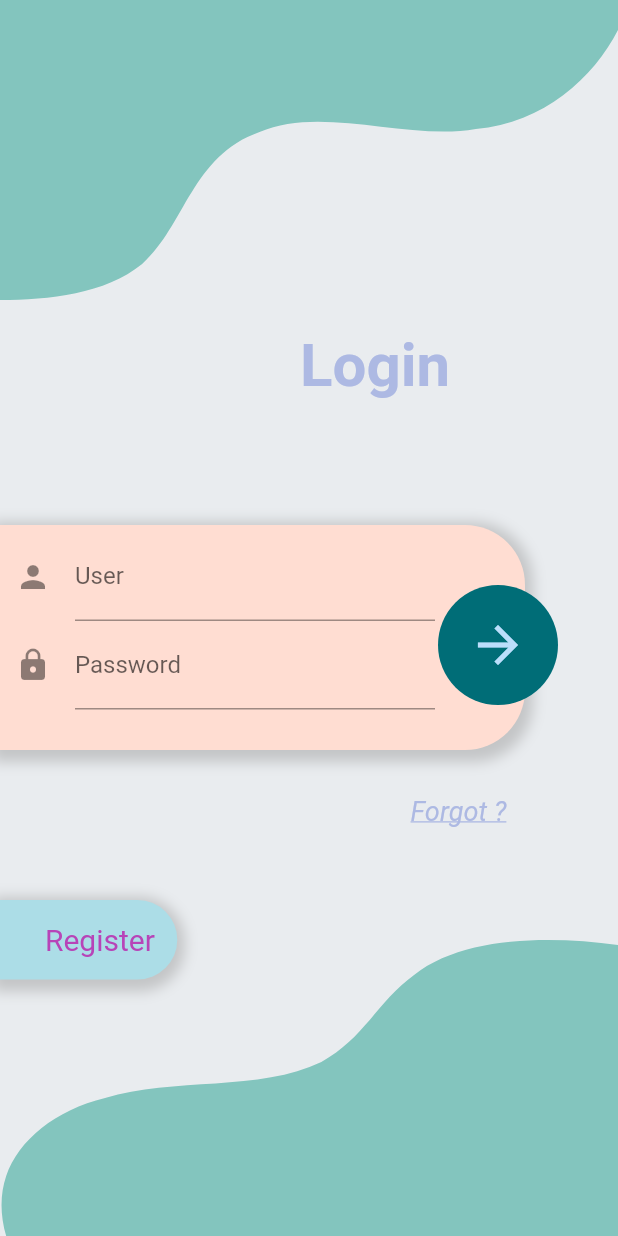
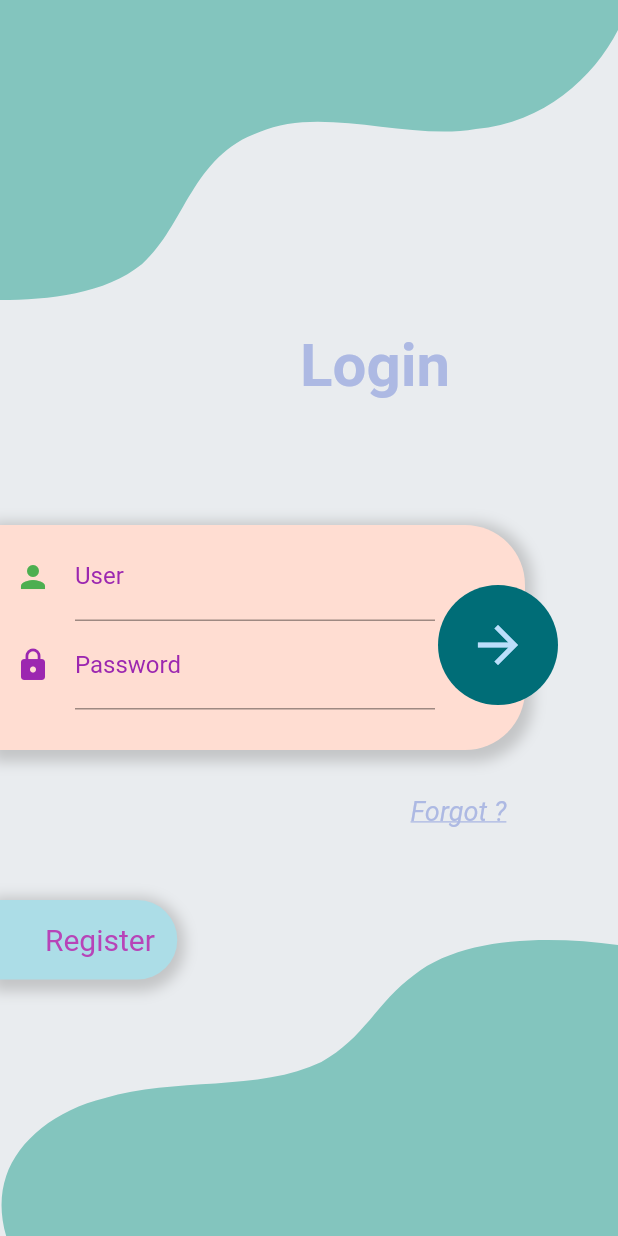
Before and after one commit to goby33/trivial_pursuit_tristan_six_martin_gobert, a Flutter app: the screen it shows after launch, on a phone screen of 412 x 824 dp. Run offline on Flutter 3.47's test engine with Material 2 defaults, Android fonts, the phone set to English and light mode, and no system bars; our stand-ins replace get, get_storage, go_router.

Commit message:
feat(page): add constant

```diff
--- a/lib/theme/my_theme.dart
+++ b/lib/theme/my_theme.dart
@@ -5,12 +5,27 @@ class MyTheme {
     backgroundColor: Colors.black,
     primaryColor: Color.fromRGBO(131, 197, 190, 1),
     visualDensity: VisualDensity.adaptivePlatformDensity,
+    textSelectionTheme: TextSelectionThemeData(
+      cursorColor: Colors.red,
+      selectionColor: Colors.cyan
+    ),
+    inputDecorationTheme: InputDecorationTheme(
+      focusedBorder: UnderlineInputBorder(
+        borderSide: BorderSide(color: Colors.red),
+      ),
+      labelStyle: TextStyle(color: Colors.purple),
+      iconColor: Colors.purple,
+      focusColor: Colors.red,
+    ),
     textTheme: const TextTheme(
       headline1: TextStyle(
           fontSize: 20, fontWeight: FontWeight.bold, color: Colors.grey),
       headline2: TextStyle(color: Colors.deepPurpleAccent),
       bodyText2: TextStyle(color: Colors.deepPurpleAccent),
-      subtitle1: TextStyle(color: Colors.pinkAccent),
+      //Text input
+      subtitle1: TextStyle(
+        color: Color.fromRGBO(96, 171, 120, 1),
+      ),
     ),
   );
   static final dark = ThemeData.dark().copyWith(
--- a/lib/ui/pages/login/widgets/login_form.dart
+++ b/lib/ui/pages/login/widgets/login_form.dart
@@ -39,24 +39,22 @@ class LoginForm extends StatelessWidget {
             child: Column(
               children: const [
                 TextField(
+                  style: TextStyle(color: Colors.white),
                   obscureText: false,
                   decoration: InputDecoration(
                     labelText: 'User',
                     icon: Icon(Icons.person),
-                      focusColor: Color.fromRGBO(163, 121, 201, 1),
-                      fillColor: Color.fromRGBO(163, 121, 201, 1),
-                      hoverColor: Color.fromRGBO(163, 121, 201, 1)
+                    iconColor: Colors.green,
                   ),
                 ),
                 TextField(
                   obscureText: true,
                   decoration: InputDecoration(
-                      labelText: 'Password',
-                        icon: Icon(Icons.lock)
+                      labelText: 'Password', icon: Icon(Icons.lock)),
+                ),
+              ],
             ),
           ),
-                ],
-              )),
         ),
         Positioned(
           right: 40,
```
Lines whose indentation alone changed are shown as unchanged.
